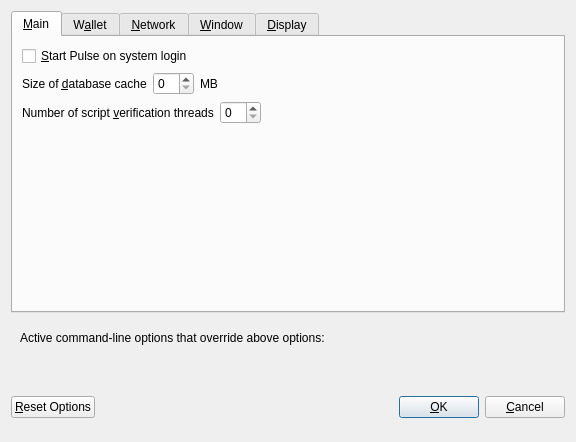
The window that src/qt/forms/optionsdialog.ui (PyDev02/altcasino) describes before a commit, drawn with Qt 5.
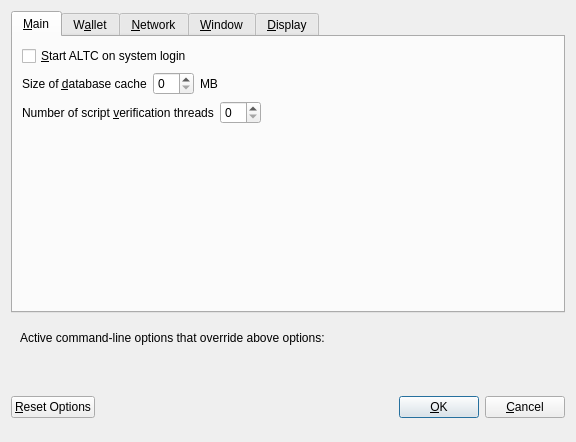
The same window after the commit. The open tabs and pages were chosen to show the change. Custom widgets are drawn as their Qt base class.

Diff of the .ui file:
```diff
--- a/src/qt/forms/optionsdialog.ui
+++ b/src/qt/forms/optionsdialog.ui
@@ -33,7 +33,7 @@
           <string>Automatically start Pulse after logging in to the system.</string>
          </property>
          <property name="text">
-          <string>&amp;Start Pulse on system login</string>
+          <string>&amp;Start ALTC on system login</string>
          </property>
         </widget>
        </item>
```
Left out of the diff: 8 changed lines with no effect on the pictures.
